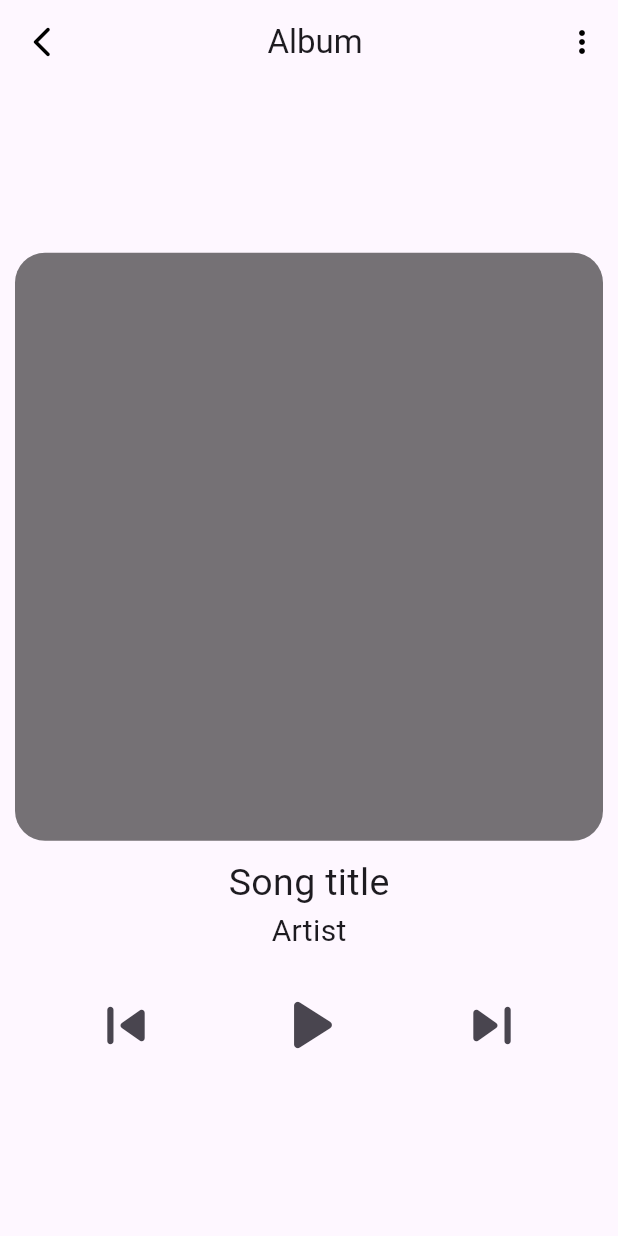
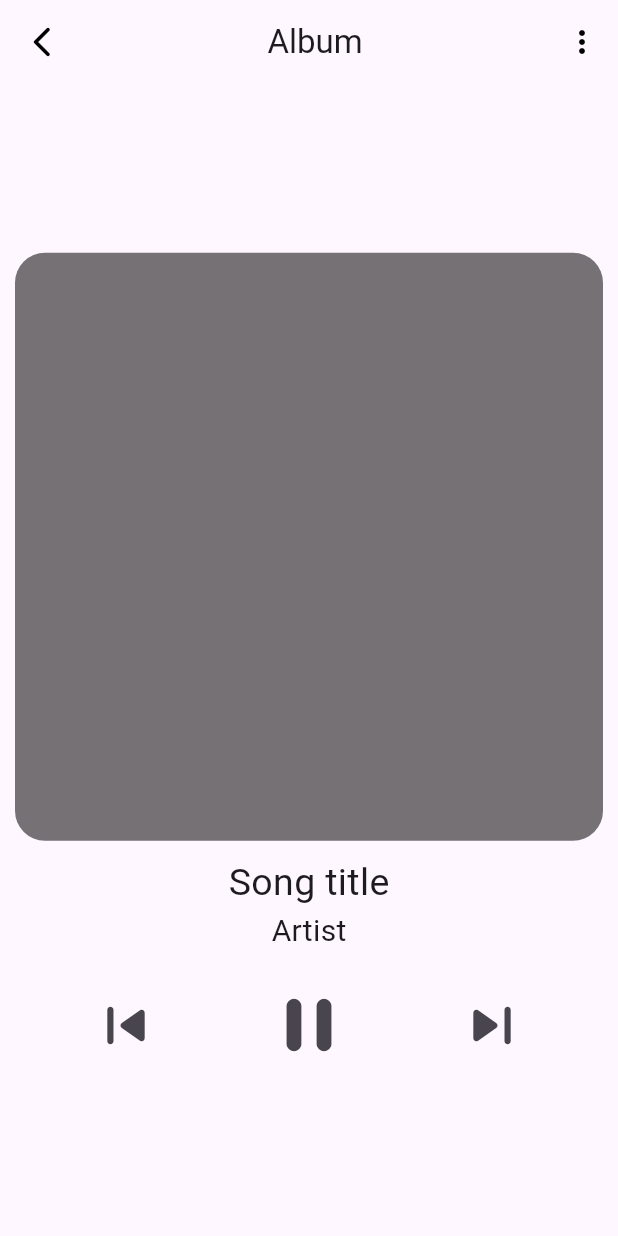
Before and after one commit to KisoththamanM/AppDev_Music-Player, a Flutter app: the Player screen opened directly, after a tap on the "play arrow" icon, on a phone screen of 412 x 824 dp. Run offline on Flutter 3.47's test engine with Material 3 defaults, Android fonts, the phone set to English and light mode, and no system bars.

Commit message:
Play pause button added as a seperate widget.

```diff
--- a/lib/player.dart
+++ b/lib/player.dart
@@ -1,4 +1,29 @@
 import 'package:flutter/material.dart';
+
+class PlayPauseButton extends StatefulWidget {
+  const PlayPauseButton({super.key});
+
+  @override
+  State<PlayPauseButton> createState() => _PlayPauseButtonState();
+}
+
+class _PlayPauseButtonState extends State<PlayPauseButton> {
+  bool isPlaying = false;
+  @override
+  Widget build(BuildContext context) {
+    return IconButton(
+      onPressed: () {
+        setState(() {
+          isPlaying = !isPlaying;
+        });
+      },
+      icon: Icon(
+        isPlaying ? Icons.pause_rounded : Icons.play_arrow_rounded,
+        size: 60.0,
+      ),
+    );
+  }
+}
 
 class Player extends StatefulWidget {
   const Player({super.key});
@@ -56,10 +81,7 @@ class _PlayerState extends State<Player> {
                         onPressed: () {},
                         icon: Icon(Icons.skip_previous_rounded, size: 50.0),
                       ),
-                      IconButton(
-                        onPressed: () {},
-                        icon: Icon(Icons.play_arrow_rounded, size: 60.0),
-                      ),
+                      PlayPauseButton(),
                       IconButton(
                         onPressed: () {},
                         icon: Icon(Icons.skip_next_rounded, size: 50.0),
--- a/pubspec.yaml
+++ b/pubspec.yaml
@@ -31,7 +31,10 @@ dependencies:
   flutter:
     sdk: flutter
   just_audio: ^0.10.4
-  flutter_media_metadata: ^1.0.0+1
+  on_audio_query: ^2.9.0
+  permission_handler: ^12.0.1
+  device_info_plus: ^11.5.0
+  just_audio_background: ^0.0.1-beta.17
 
 
   # The following adds the Cupertino Icons font to your application.
```
Also changed, not shown: pubspec.lock, 5 other files.
